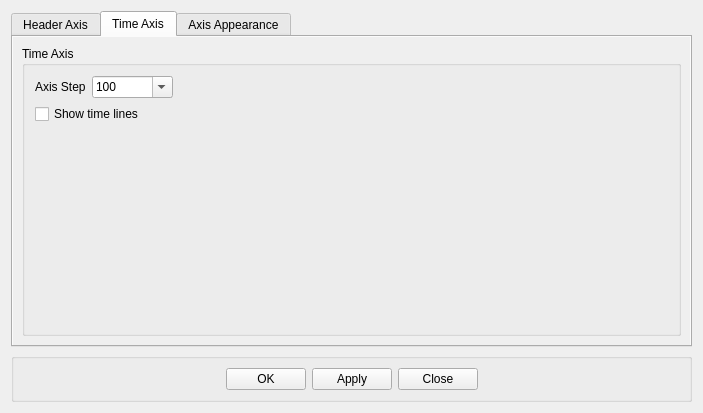
The window that SeiSeeMp/axisdialog.ui (tuoyuangui/SeiSee) describes before a commit, drawn with Qt 5.
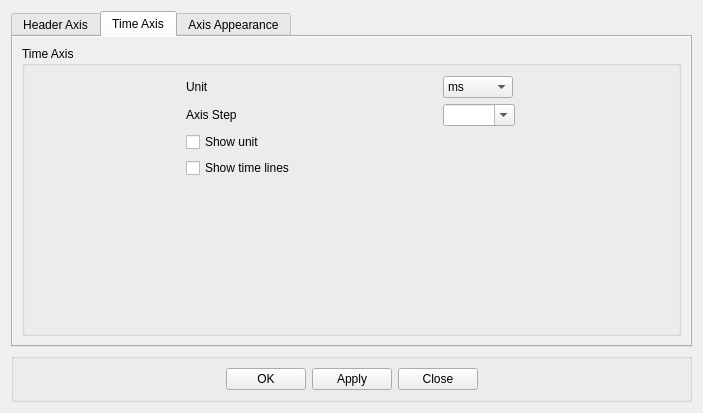
The same window after the commit. The open tabs and pages were chosen to show the change. Icons and pictures are not drawn. Custom widgets are drawn as their Qt base class.

Commit message: 增加 Time Axis 是否显示单位，ms/s单位切换的功能

Patch:
```diff
--- a/SeiSeeMp/axisdialog.ui
+++ b/SeiSeeMp/axisdialog.ui
@@ -268,105 +268,104 @@
           <property name="rightMargin">
            <number>10</number>
           </property>
+          <property name="bottomMargin">
+           <number>10</number>
+          </property>
           <item>
-           <layout class="QHBoxLayout" name="axisStepLayout">
-            <property name="spacing">
+           <layout class="QGridLayout" name="timeAxisOptionsLayout">
+            <property name="horizontalSpacing">
              <number>6</number>
             </property>
-            <item>
-             <widget class="QLabel" name="label">
+            <property name="verticalSpacing">
+             <number>6</number>
+            </property>
+            <item row="0" column="0">
+             <widget class="QLabel" name="timeUnitLabel">
+              <property name="minimumSize">
+               <size>
+                <width>100</width>
+                <height>0</height>
+               </size>
+              </property>
+              <property name="maximumSize">
+               <size>
+                <width>100</width>
+                <height>16777215</height>
+               </size>
+              </property>
+              <property name="text">
+               <string>Unit</string>
+              </property>
+             </widget>
+            </item>
+            <item row="0" column="1">
+             <widget class="QComboBox" name="timeUnitCbx">
+              <property name="minimumSize">
+               <size>
+                <width>70</width>
+                <height>0</height>
+               </size>
+              </property>
+              <property name="maximumSize">
+               <size>
+                <width>70</width>
+                <height>16777215</height>
+               </size>
+              </property>
+              <item>
+               <property name="text">
+                <string>ms</string>
+               </property>
+              </item>
+              <item>
+               <property name="text">
+                <string>s</string>
+               </property>
+              </item>
+             </widget>
+            </item>
+            <item row="1" column="0">
+             <widget class="QLabel" name="axisStepLabel">
+              <property name="minimumSize">
+               <size>
+                <width>100</width>
+                <height>0</height>
+               </size>
+              </property>
+              <property name="maximumSize">
+               <size>
+                <width>100</width>
+                <height>16777215</height>
+               </size>
+              </property>
               <property name="text">
                <string>Axis Step</string>
               </property>
              </widget>
             </item>
-            <item>
+            <item row="1" column="1">
              <widget class="QComboBox" name="dTCbx">
-          <property name="editable">
-           <bool>true</bool>
-          </property>
-          <property name="currentIndex">
-           <number>4</number>
-          </property>
-          <item>
-           <property name="text">
-            <string>10</string>
-           </property>
-          </item>
-          <item>
-           <property name="text">
-            <string>20</string>
-           </property>
-          </item>
-          <item>
-           <property name="text">
-            <string>25</string>
-           </property>
-          </item>
-          <item>
-           <property name="text">
-            <string>50</string>
-           </property>
-          </item>
-          <item>
-           <property name="text">
-            <string>100</string>
-           </property>
-          </item>
-          <item>
-           <property name="text">
-            <string>200</string>
-           </property>
-          </item>
-          <item>
-           <property name="text">
-            <string>500</string>
-           </property>
-          </item>
-          <item>
-           <property name="text">
-            <string>1000</string>
-           </property>
-          </item>
-          <item>
-           <property name="text">
-            <string>2000</string>
-           </property>
-          </item>
-          <item>
-           <property name="text">
-            <string>5000</string>
-           </property>
-          </item>
-          <item>
-           <property name="text">
-            <string>New Item</string>
-           </property>
-          </item>
+              <property name="editable">
+               <bool>true</bool>
+              </property>
              </widget>
             </item>
-            <item>
-             <spacer name="axisStepSpacer">
-              <property name="orientation">
-               <enum>Qt::Horizontal</enum>
+            <item row="2" column="0" colspan="2">
+             <widget class="CustomCheckBox" name="showTimeUnitCk">
+              <property name="text">
+               <string>Show unit</string>
               </property>
-              <property name="sizeHint" stdset="0">
-               <size>
-                <width>40</width>
-                <height>20</height>
-               </size>
+             </widget>
+            </item>
+            <item row="3" column="0" colspan="2">
+             <widget class="CustomCheckBox" name="ckTimLines">
+              <property name="text">
+               <string>Show time lines</string>
               </property>
-             </spacer>
+             </widget>
             </item>
            </layout>
           </item>
-          <item>
-           <widget class="CustomCheckBox" name="ckTimLines">
-            <property name="text">
-             <string>Show time lines</string>
-            </property>
-           </widget>
-          </item>
           <item>
            <spacer name="timeAxisBottomSpacer">
             <property name="orientation">
```
Left out of the diff: 28 changed lines with no effect on the pictures. The commit also changes 9 other files.
